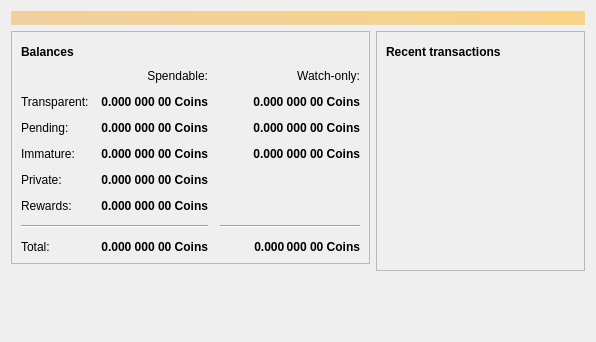
PirateNetwork/pirate, file src/qt/forms/overviewpage.ui: the form before one commit.
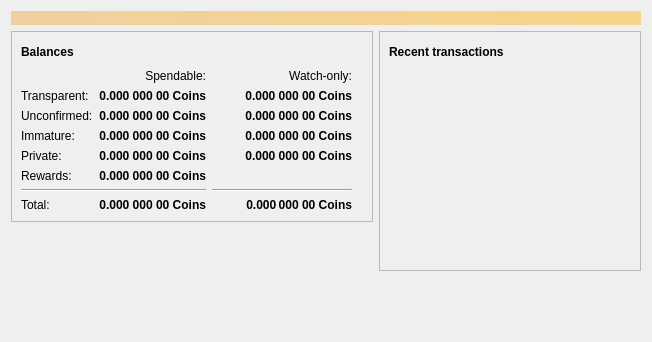
The form after the commit. Icons and pictures are not drawn.

The edit to the form file:
```diff
--- a/src/qt/forms/overviewpage.ui
+++ b/src/qt/forms/overviewpage.ui
@@ -6,38 +6,15 @@
    <rect>
     <x>0</x>
     <y>0</y>
-    <width>596</width>
+    <width>652</width>
     <height>342</height>
    </rect>
   </property>
   <property name="windowTitle">
    <string>Form</string>
   </property>
-  <layout class="QVBoxLayout" name="topLayout">
-   <item>
-    <widget class="QLabel" name="labelAlerts">
-     <property name="visible">
-      <bool>false</bool>
-     </property>
-     <property name="styleSheet">
-      <string notr="true">QLabel { background-color: qlineargradient(x1: 0, y1: 0, x2: 1, y2: 0, stop:0 #F0D0A0, stop:1 #F8D488); color:#000000; }</string>
-     </property>
-     <property name="wordWrap">
-      <bool>true</bool>
-     </property>
-     <property name="margin">
-      <number>3</number>
-     </property>
-     <property name="textInteractionFlags">
-      <set>Qt::TextSelectableByMouse</set>
-     </property>
-    </widget>
-   </item>
-   <item>
-    <layout class="QHBoxLayout" name="horizontalLayout" stretch="1,1">
-     <item>
-      <layout class="QVBoxLayout" name="verticalLayout_2">
-       <item>
+  <layout class="QGridLayout" name="gridLayout_2">
+   <item row="1" column="0" colspan="2">
         <widget class="QFrame" name="frame">
          <property name="frameShape">
           <enum>QFrame::StyledPanel</enum>
@@ -45,98 +22,11 @@
          <property name="frameShadow">
           <enum>QFrame::Raised</enum>
          </property>
-         <layout class="QVBoxLayout" name="verticalLayout_4">
-          <item>
-           <layout class="QHBoxLayout" name="horizontalLayout_4">
-            <item>
-             <widget class="QLabel" name="label_6">
-              <property name="font">
-               <font>
-                <weight>75</weight>
-                <bold>true</bold>
-               </font>
-              </property>
+     <layout class="QGridLayout" name="gridLayout">
+      <item row="1" column="1">
+       <widget class="QLabel" name="labelSpendable">
               <property name="text">
-               <string>Balances</string>
-              </property>
-             </widget>
-            </item>
-            <item>
-             <widget class="QPushButton" name="labelWalletStatus">
-              <property name="enabled">
-               <bool>true</bool>
-              </property>
-              <property name="maximumSize">
-               <size>
-                <width>30</width>
-                <height>16777215</height>
-               </size>
-              </property>
-              <property name="toolTip">
-               <string>The displayed information may be out of date. Your wallet automatically synchronizes with the Pirate network after a connection is established, but this process has not completed yet.</string>
-              </property>
-              <property name="text">
-               <string/>
-              </property>
-              <property name="icon">
-               <iconset resource="../komodo.qrc">
-                <normaloff>:/icons/warning</normaloff>
-                <disabledoff>:/icons/warning</disabledoff>:/icons/warning</iconset>
-              </property>
-              <property name="iconSize">
-               <size>
-                <width>24</width>
-                <height>24</height>
-               </size>
-              </property>
-              <property name="flat">
-               <bool>true</bool>
-              </property>
-             </widget>
-            </item>
-            <item>
-             <spacer name="horizontalSpacer_4">
-              <property name="orientation">
-               <enum>Qt::Horizontal</enum>
-              </property>
-              <property name="sizeHint" stdset="0">
-               <size>
-                <width>40</width>
-                <height>20</height>
-               </size>
-              </property>
-             </spacer>
-            </item>
-           </layout>
-          </item>
-          <item>
-           <layout class="QGridLayout" name="gridLayout" rowstretch="0,0,0,0,0,0,0,0">
-            <property name="spacing">
-             <number>12</number>
-            </property>
-            <item row="7" column="0">
-             <widget class="QLabel" name="labelTotalText">
-              <property name="text">
-               <string>Total:</string>
-              </property>
-             </widget>
-            </item>
-            <item row="7" column="1">
-             <widget class="QLabel" name="labelTotal">
-              <property name="font">
-               <font>
-                <weight>75</weight>
-                <bold>true</bold>
-               </font>
-              </property>
-              <property name="cursor">
-               <cursorShape>IBeamCursor</cursorShape>
-              </property>
-              <property name="toolTip">
-               <string>Your current total balance</string>
-              </property>
-              <property name="text">
-               <string notr="true">0.000 000 00 Coins</string>
+         <string>Spendable:</string>
               </property>
               <property name="alignment">
                <set>Qt::AlignRight|Qt::AlignTrailing|Qt::AlignVCenter</set>
@@ -147,6 +37,48 @@
              </widget>
             </item>
             <item row="1" column="2">
+       <widget class="QLabel" name="labelWatchonly">
+        <property name="text">
+         <string>Watch-only:</string>
+        </property>
+        <property name="alignment">
+         <set>Qt::AlignRight|Qt::AlignTrailing|Qt::AlignVCenter</set>
+        </property>
+       </widget>
+      </item>
+      <item row="2" column="0">
+       <widget class="QLabel" name="labelBalanceText">
+        <property name="text">
+         <string>Transparent:</string>
+        </property>
+       </widget>
+      </item>
+      <item row="2" column="1">
+       <widget class="QLabel" name="labelBalance">
+        <property name="font">
+         <font>
+          <weight>75</weight>
+          <bold>true</bold>
+         </font>
+        </property>
+        <property name="cursor">
+         <cursorShape>IBeamCursor</cursorShape>
+        </property>
+        <property name="toolTip">
+         <string>Your current spendable balance</string>
+        </property>
+        <property name="text">
+         <string notr="true">0.000 000 00 Coins</string>
+        </property>
+        <property name="alignment">
+         <set>Qt::AlignRight|Qt::AlignTrailing|Qt::AlignVCenter</set>
+        </property>
+        <property name="textInteractionFlags">
+         <set>Qt::LinksAccessibleByMouse|Qt::TextSelectableByKeyboard|Qt::TextSelectableByMouse</set>
+        </property>
+       </widget>
+      </item>
+      <item row="2" column="2">
              <widget class="QLabel" name="labelWatchAvailable">
               <property name="font">
                <font>
@@ -171,7 +103,42 @@
               </property>
              </widget>
             </item>
-            <item row="2" column="2">
+      <item row="3" column="0">
+       <widget class="QLabel" name="labelPendingText">
+        <property name="text">
+         <string>Unconfirmed:</string>
+        </property>
+        <property name="margin">
+         <number>0</number>
+        </property>
+       </widget>
+      </item>
+      <item row="3" column="1">
+       <widget class="QLabel" name="labelUnconfirmed">
+        <property name="font">
+         <font>
+          <weight>75</weight>
+          <bold>true</bold>
+         </font>
+        </property>
+        <property name="cursor">
+         <cursorShape>IBeamCursor</cursorShape>
+        </property>
+        <property name="toolTip">
+         <string>Total of transactions that have yet to be confirmed, and do not yet count toward the spendable balance</string>
+        </property>
+        <property name="text">
+         <string notr="true">0.000 000 00 Coins</string>
+        </property>
+        <property name="alignment">
+         <set>Qt::AlignRight|Qt::AlignTrailing|Qt::AlignVCenter</set>
+        </property>
+        <property name="textInteractionFlags">
+         <set>Qt::LinksAccessibleByMouse|Qt::TextSelectableByKeyboard|Qt::TextSelectableByMouse</set>
+        </property>
+       </widget>
+      </item>
+      <item row="3" column="2">
              <widget class="QLabel" name="labelWatchPending">
               <property name="font">
                <font>
@@ -196,7 +163,55 @@
               </property>
              </widget>
             </item>
-            <item row="3" column="2">
+      <item row="3" column="3">
+       <spacer name="horizontalSpacer_2">
+        <property name="orientation">
+         <enum>Qt::Horizontal</enum>
+        </property>
+        <property name="sizeType">
+         <enum>QSizePolicy::Expanding</enum>
+        </property>
+        <property name="sizeHint" stdset="0">
+         <size>
+          <width>40</width>
+          <height>13</height>
+         </size>
+        </property>
+       </spacer>
+      </item>
+      <item row="4" column="0">
+       <widget class="QLabel" name="labelImmatureText">
+        <property name="text">
+         <string>Immature:</string>
+        </property>
+       </widget>
+      </item>
+      <item row="4" column="1">
+       <widget class="QLabel" name="labelImmature">
+        <property name="font">
+         <font>
+          <weight>75</weight>
+          <bold>true</bold>
+         </font>
+        </property>
+        <property name="cursor">
+         <cursorShape>IBeamCursor</cursorShape>
+        </property>
+        <property name="toolTip">
+         <string>Mined balance that has not yet matured</string>
+        </property>
+        <property name="text">
+         <string notr="true">0.000 000 00 Coins</string>
+        </property>
+        <property name="alignment">
+         <set>Qt::AlignRight|Qt::AlignTrailing|Qt::AlignVCenter</set>
+        </property>
+        <property name="textInteractionFlags">
+         <set>Qt::LinksAccessibleByMouse|Qt::TextSelectableByKeyboard|Qt::TextSelectableByMouse</set>
+        </property>
+       </widget>
+      </item>
+      <item row="4" column="2">
              <widget class="QLabel" name="labelWatchImmature">
               <property name="font">
                <font>
@@ -221,39 +236,109 @@
               </property>
              </widget>
             </item>
-            <item row="6" column="0" colspan="2">
+      <item row="5" column="0">
+       <widget class="QLabel" name="labelPrivateTotalText">
+        <property name="mouseTracking">
+         <bool>false</bool>
+        </property>
+        <property name="text">
+         <string>Private:</string>
+        </property>
+        <property name="textFormat">
+         <enum>Qt::AutoText</enum>
+        </property>
+       </widget>
+      </item>
+      <item row="5" column="1">
+       <widget class="QLabel" name="labelPrivateBalance">
+        <property name="font">
+         <font>
+          <weight>75</weight>
+          <bold>true</bold>
+         </font>
+        </property>
+        <property name="cursor">
+         <cursorShape>IBeamCursor</cursorShape>
+        </property>
+        <property name="toolTip">
+         <string>Your current private balance</string>
+        </property>
+        <property name="text">
+         <string>0.000 000 00 Coins</string>
+        </property>
+        <property name="alignment">
+         <set>Qt::AlignRight|Qt::AlignTrailing|Qt::AlignVCenter</set>
+        </property>
+        <property name="textInteractionFlags">
+         <set>Qt::LinksAccessibleByMouse|Qt::TextSelectableByKeyboard|Qt::TextSelectableByMouse</set>
+        </property>
+       </widget>
+      </item>
+      <item row="5" column="2">
+       <widget class="QLabel" name="labelPrivateWatchBalance">
+        <property name="font">
+         <font>
+          <weight>75</weight>
+          <bold>true</bold>
+         </font>
+        </property>
+        <property name="cursor">
+         <cursorShape>IBeamCursor</cursorShape>
+        </property>
+        <property name="toolTip">
+         <string>Your current private balance</string>
+        </property>
+        <property name="text">
+         <string>0.000 000 00 Coins</string>
+        </property>
+        <property name="alignment">
+         <set>Qt::AlignRight|Qt::AlignTrailing|Qt::AlignVCenter</set>
+        </property>
+        <property name="textInteractionFlags">
+         <set>Qt::LinksAccessibleByMouse|Qt::TextSelectableByKeyboard|Qt::TextSelectableByMouse</set>
+        </property>
+       </widget>
+      </item>
+      <item row="6" column="0">
+       <widget class="QLabel" name="labelInterestTotalText">
+        <property name="text">
+         <string>Rewards:</string>
+        </property>
+       </widget>
+      </item>
+      <item row="6" column="1">
+       <widget class="QLabel" name="labelInterestBalance">
+        <property name="font">
+         <font>
+          <weight>75</weight>
+          <bold>true</bold>
+         </font>
+        </property>
+        <property name="cursor">
+         <cursorShape>IBeamCursor</cursorShape>
+        </property>
+        <property name="toolTip">
+         <string>Your current rewards (interest)</string>
+        </property>
+        <property name="text">
+         <string>0.000 000 00 Coins</string>
+        </property>
+        <property name="alignment">
+         <set>Qt::AlignRight|Qt::AlignTrailing|Qt::AlignVCenter</set>
+        </property>
+        <property name="textInteractionFlags">
+         <set>Qt::LinksAccessibleByMouse|Qt::TextSelectableByKeyboard|Qt::TextSelectableByMouse</set>
+        </property>
+       </widget>
+      </item>
+      <item row="7" column="0" colspan="2">
              <widget class="Line" name="line">
               <property name="orientation">
                <enum>Qt::Horizontal</enum>
               </property>
              </widget>
             </item>
-            <item row="2" column="1">
-             <widget class="QLabel" name="labelUnconfirmed">
-              <property name="font">
-               <font>
-                <weight>75</weight>
-                <bold>true</bold>
-               </font>
-              </property>
-              <property name="cursor">
-               <cursorShape>IBeamCursor</cursorShape>
-              </property>
-              <property name="toolTip">
-               <string>Total of transactions that have yet to be confirmed, and do not yet count toward the spendable balance</string>
-              </property>
-              <property name="text">
-               <string notr="true">0.000 000 00 Coins</string>
-              </property>
-              <property name="alignment">
-               <set>Qt::AlignRight|Qt::AlignTrailing|Qt::AlignVCenter</set>
-              </property>
-              <property name="textInteractionFlags">
-               <set>Qt::LinksAccessibleByMouse|Qt::TextSelectableByKeyboard|Qt::TextSelectableByMouse</set>
-              </property>
-             </widget>
-            </item>
-            <item row="6" column="2">
+      <item row="7" column="2">
              <widget class="Line" name="lineWatchBalance">
               <property name="sizePolicy">
                <sizepolicy hsizetype="Preferred" vsizetype="Fixed">
@@ -272,15 +357,15 @@
               </property>
              </widget>
             </item>
-            <item row="3" column="0">
-             <widget class="QLabel" name="labelImmatureText">
+      <item row="8" column="0">
+       <widget class="QLabel" name="labelTotalText">
               <property name="text">
-               <string>Immature:</string>
+         <string>Total:</string>
               </property>
              </widget>
             </item>
-            <item row="3" column="1">
-             <widget class="QLabel" name="labelImmature">
+      <item row="8" column="1">
+       <widget class="QLabel" name="labelTotal">
               <property name="font">
                <font>
                 <weight>75</weight>
@@ -304,7 +389,7 @@
               </property>
              </widget>
             </item>
-            <item row="7" column="2">
+      <item row="8" column="2">
              <widget class="QLabel" name="labelWatchTotal">
               <property name="font">
                <font>
@@ -329,25 +414,10 @@
               </property>
              </widget>
             </item>
-            <item row="0" column="2">
-             <widget class="QLabel" name="labelWatchonly">
-              <property name="text">
-               <string>Watch-only:</string>
-              </property>
-              <property name="alignment">
-               <set>Qt::AlignRight|Qt::AlignTrailing|Qt::AlignVCenter</set>
-              </property>
-             </widget>
-            </item>
-            <item row="1" column="0">
-             <widget class="QLabel" name="labelBalanceText">
-              <property name="text">
-               <string>Transparent:</string>
-              </property>
-             </widget>
-            </item>
-            <item row="1" column="1">
-             <widget class="QLabel" name="labelBalance">
+      <item row="0" column="0" colspan="3">
+       <layout class="QHBoxLayout" name="horizontalLayout_4">
+        <item>
+         <widget class="QLabel" name="label_6">
               <property name="font">
                <font>
                 <weight>75</weight>
@@ -361,143 +431,62 @@
                <string>Your current spendable balance</string>
               </property>
               <property name="text">
-               <string notr="true">0.000 000 00 Coins</string>
-              </property>
-              <property name="alignment">
-               <set>Qt::AlignRight|Qt::AlignTrailing|Qt::AlignVCenter</set>
-              </property>
-              <property name="textInteractionFlags">
-               <set>Qt::LinksAccessibleByMouse|Qt::TextSelectableByKeyboard|Qt::TextSelectableByMouse</set>
-              </property>
-             </widget>
-            </item>
-            <item row="0" column="1">
-             <widget class="QLabel" name="labelSpendable">
-              <property name="text">
-               <string>Spendable:</string>
-              </property>
-              <property name="alignment">
-               <set>Qt::AlignRight|Qt::AlignTrailing|Qt::AlignVCenter</set>
-              </property>
-             </widget>
-            </item>
-            <item row="2" column="0">
-             <widget class="QLabel" name="labelPendingText">
-              <property name="text">
-               <string>Pending:</string>
-              </property>
-              <property name="margin">
-               <number>0</number>
-              </property>
-             </widget>
-            </item>
-            <item row="4" column="0">
-             <widget class="QLabel" name="labelPrivateTotalText">
-              <property name="mouseTracking">
-               <bool>false</bool>
-              </property>
-              <property name="text">
-               <string>Private:</string>
-              </property>
-              <property name="textFormat">
-               <enum>Qt::AutoText</enum>
-              </property>
-             </widget>
-            </item>
-            <item row="4" column="1">
-             <widget class="QLabel" name="labelPrivateBalance">
-              <property name="font">
-               <font>
-                <weight>75</weight>
-                <bold>true</bold>
-               </font>
-              </property>
-              <property name="cursor">
-               <cursorShape>IBeamCursor</cursorShape>
-              </property>
+           <string>Balances</string>
+          </property>
+         </widget>
+        </item>
+        <item>
+         <widget class="QPushButton" name="labelWalletStatus">
+          <property name="enabled">
+           <bool>true</bool>
+          </property>
+          <property name="maximumSize">
+           <size>
+            <width>30</width>
+            <height>16777215</height>
+           </size>
+          </property>
               <property name="toolTip">
                <string>Your current private balance</string>
               </property>
               <property name="text">
-               <string>0.000 000 00 Coins</string>
-              </property>
-              <property name="alignment">
-               <set>Qt::AlignRight|Qt::AlignTrailing|Qt::AlignVCenter</set>
-              </property>
-              <property name="textInteractionFlags">
-               <set>Qt::LinksAccessibleByMouse|Qt::TextSelectableByKeyboard|Qt::TextSelectableByMouse</set>
-              </property>
-             </widget>
-            </item>
-            <item row="2" column="3">
-             <spacer name="horizontalSpacer_2">
+           <string/>
+          </property>
+          <property name="icon">
+           <iconset resource="../komodo.qrc">
+            <normaloff>:/icons/warning</normaloff>
+            <disabledoff>:/icons/warning</disabledoff>:/icons/warning</iconset>
+          </property>
+          <property name="iconSize">
+           <size>
+            <width>24</width>
+            <height>24</height>
+           </size>
+          </property>
+          <property name="flat">
+           <bool>true</bool>
+          </property>
+         </widget>
+        </item>
+        <item>
+         <spacer name="horizontalSpacer_4">
               <property name="orientation">
                <enum>Qt::Horizontal</enum>
               </property>
-              <property name="sizeType">
-               <enum>QSizePolicy::Expanding</enum>
-              </property>
               <property name="sizeHint" stdset="0">
                <size>
                 <width>40</width>
-                <height>13</height>
+            <height>20</height>
                </size>
               </property>
              </spacer>
             </item>
-            <item row="5" column="1">
-             <widget class="QLabel" name="labelInterestBalance">
-              <property name="font">
-               <font>
-                <weight>75</weight>
-                <bold>true</bold>
-               </font>
-              </property>
-              <property name="cursor">
-               <cursorShape>IBeamCursor</cursorShape>
-              </property>
-              <property name="toolTip">
-               <string>Your current rewards (interest)</string>
-              </property>
-              <property name="text">
-               <string>0.000 000 00 Coins</string>
-              </property>
-              <property name="alignment">
-               <set>Qt::AlignRight|Qt::AlignTrailing|Qt::AlignVCenter</set>
-              </property>
-              <property name="textInteractionFlags">
-               <set>Qt::LinksAccessibleByMouse|Qt::TextSelectableByKeyboard|Qt::TextSelectableByMouse</set>
-              </property>
-             </widget>
-            </item>
-            <item row="5" column="0">
-             <widget class="QLabel" name="labelInterestTotalText">
-              <property name="text">
-               <string>Rewards:</string>
-              </property>
-             </widget>
-            </item>
            </layout>
           </item>
          </layout>
         </widget>
        </item>
-       <item>
-        <spacer name="verticalSpacer">
-         <property name="orientation">
-          <enum>Qt::Vertical</enum>
-         </property>
-         <property name="sizeHint" stdset="0">
-          <size>
-           <width>20</width>
-           <height>40</height>
-          </size>
-         </property>
-        </spacer>
-       </item>
-      </layout>
-     </item>
-     <item>
+   <item row="1" column="2" rowspan="2">
       <layout class="QVBoxLayout" name="verticalLayout_3">
        <item>
         <widget class="QFrame" name="frame_2">
@@ -608,7 +597,37 @@
        </item>
       </layout>
      </item>
-    </layout>
+   <item row="2" column="1">
+    <spacer name="verticalSpacer">
+     <property name="orientation">
+      <enum>Qt::Vertical</enum>
+     </property>
+     <property name="sizeHint" stdset="0">
+      <size>
+       <width>20</width>
+       <height>40</height>
+      </size>
+     </property>
+    </spacer>
+   </item>
+   <item row="0" column="0" colspan="3">
+    <widget class="QLabel" name="labelAlerts">
+     <property name="visible">
+      <bool>true</bool>
+     </property>
+     <property name="styleSheet">
+      <string notr="true">QLabel { background-color: qlineargradient(x1: 0, y1: 0, x2: 1, y2: 0, stop:0 #F0D0A0, stop:1 #F8D488); color:#000000; }</string>
+     </property>
+     <property name="wordWrap">
+      <bool>true</bool>
+     </property>
+     <property name="margin">
+      <number>3</number>
+     </property>
+     <property name="textInteractionFlags">
+      <set>Qt::TextSelectableByMouse</set>
+     </property>
+    </widget>
    </item>
   </layout>
  </widget>
```
Left out of the diff: 13 changed lines with no effect on the pictures. Lines whose indentation alone changed are shown as unchanged.
